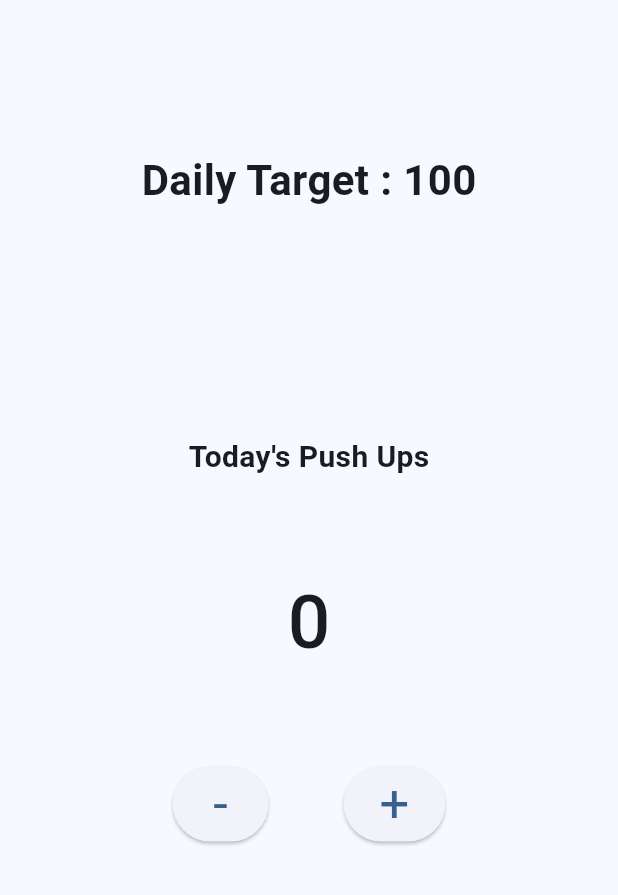
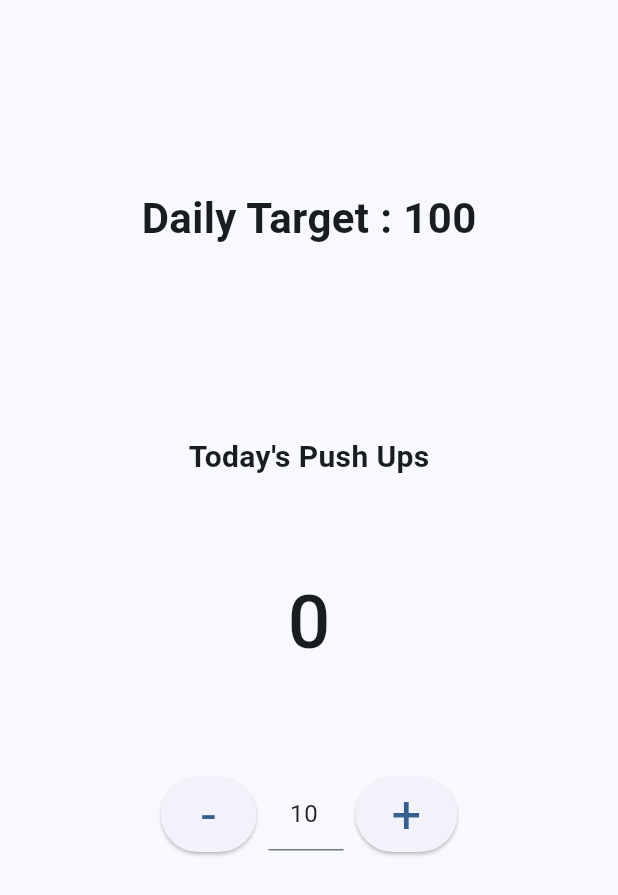
Before and after one commit to PriyanshuSuryawanshi/Daily_Pushup_Tracker, a Flutter app: the screen it shows after launch, on a phone screen of 412 x 824 dp. Shown: the top 895 px of the screen. Run offline on Flutter 3.47's test engine with Material 2 defaults, Android fonts, the phone set to English and light mode, and no system bars.

Commit message:
Added Change Setsize

```diff
--- a/lib/main.dart
+++ b/lib/main.dart
@@ -1,4 +1,5 @@
 import 'package:flutter/material.dart';
+import 'package:flutter/services.dart';
 
 void main() {
   runApp(const MyApp());
@@ -29,20 +30,22 @@ class MyHomePage extends StatefulWidget {
 
 class _MyHomePageState extends State<MyHomePage> {
   int count = 0;
-  int multiplier = 5;
+  int setSize = 5;
   int dailyTarget = 100;
+  TextEditingController _textController = TextEditingController(text: '10');
 
   @override
   Widget build(BuildContext context) {
     return Scaffold(
+      resizeToAvoidBottomInset: false,
       body: Column(
         children: [
-          const SizedBox(height: 100),
+          const SizedBox(height: 125),
           Text(
             'Daily Target : $dailyTarget',
             style: const TextStyle(fontSize: 28, fontWeight: FontWeight.w700),
           ),
-          const SizedBox(height: 150),
+          const SizedBox(height: 125),
           const Text(
             'Today\'s Push Ups',
             style: TextStyle(fontSize: 20, fontWeight: FontWeight.w700),
@@ -57,16 +60,25 @@ class _MyHomePageState extends State<MyHomePage> {
             mainAxisAlignment: MainAxisAlignment.center,
             children: [
               ElevatedButton(
-                  onPressed: () => subtractPushup(multiplier),
+                  onPressed: () => subtractPushup(setSize),
                   child: const Text(
                     '-',
                     style: TextStyle(fontSize: 35, fontWeight: FontWeight.w400),
                   )),
-              const SizedBox(
-                width: 50,
+              Padding(
+                padding: const EdgeInsets.all(8.0),
+                child: SizedBox(
+                  width: 50,
+                  child: TextField(
+                    controller: _textController,
+                    keyboardType: TextInputType.number,
+                    textAlign: TextAlign.center,
+                    onChanged: (value) => updateSetSize(),
+                  ),
+                ),
               ),
               ElevatedButton(
-                  onPressed: () => addPushup(multiplier),
+                  onPressed: () => addPushup(setSize),
                   child: const Text(
                     '+',
                     style: TextStyle(fontSize: 35, fontWeight: FontWeight.w400),
@@ -89,4 +101,13 @@ class _MyHomePageState extends State<MyHomePage> {
     }
     setState(() {});
   }
+
+  updateSetSize() {
+    if (_textController.text.length > 0) {
+      int val = int.parse(_textController.text);
+      print('Value = ' + val.toString());
+      setSize = val;
+      setState(() {});
+    }
+  }
 }
```
